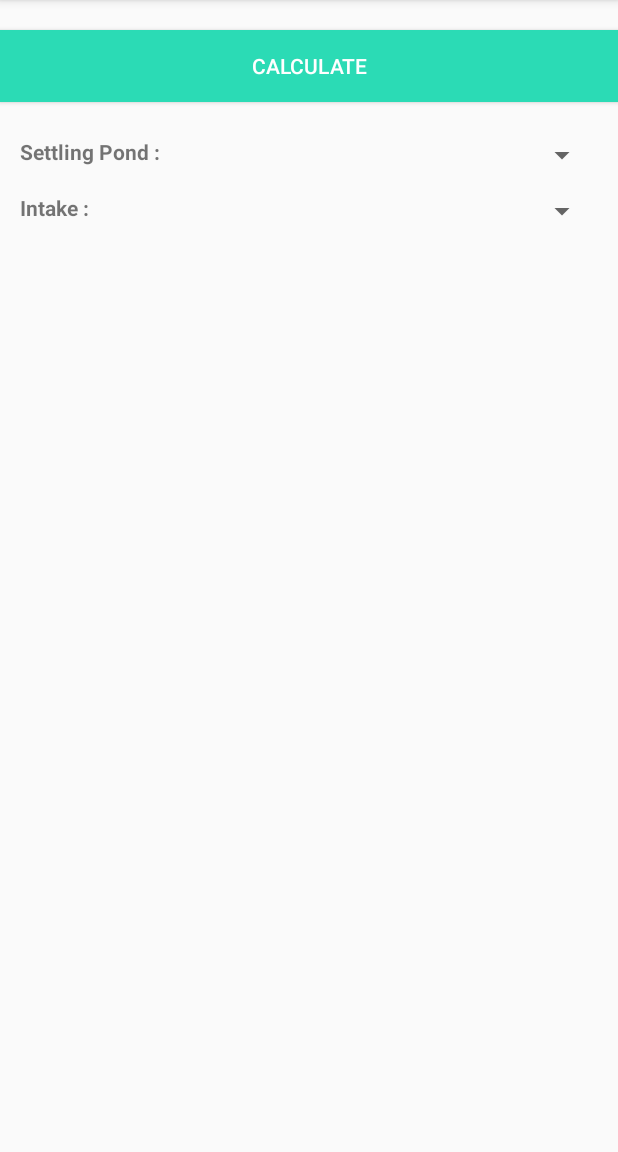
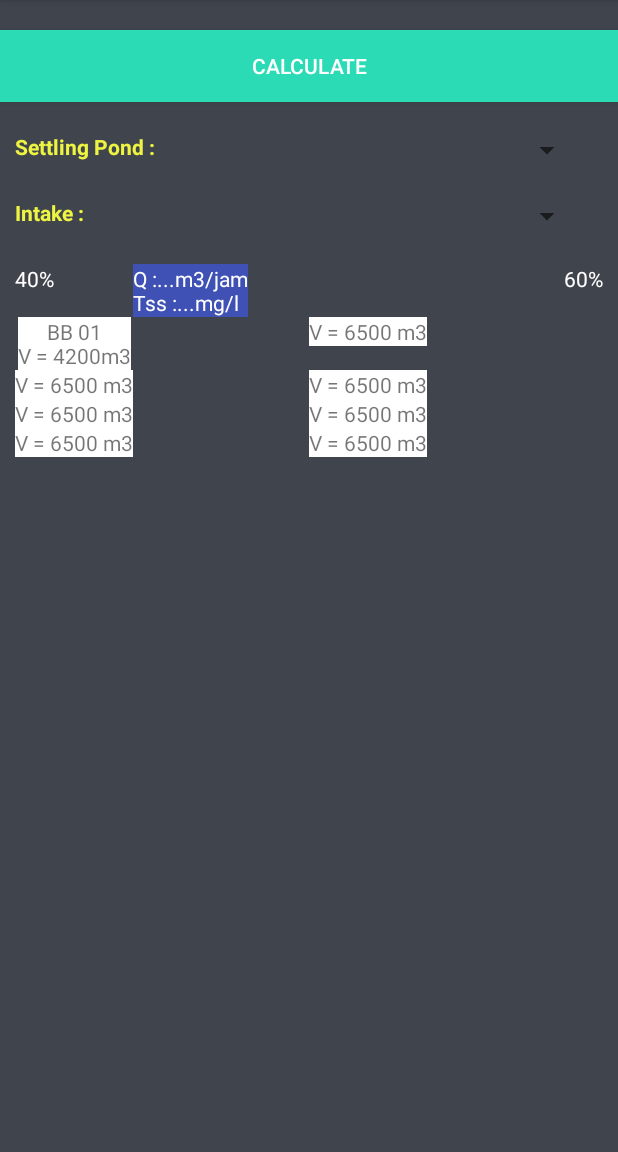
Before and after one commit to Zuhdan/BLUrry, an Android app: the Calculate screen opened directly, with no data from a screen before it, on a phone screen of 412 x 824 dp, the part 84-1236 px from its top. Run offline under Robolectric (Android 15) with nearby library versions, the phone set to English and light mode, and no system bars.

Commit message:
modifiedCalculateLayout

```diff
--- a/app/src/main/res/layout/activity_calculate.xml
+++ b/app/src/main/res/layout/activity_calculate.xml
@@ -4,6 +4,7 @@
     xmlns:tools="http://schemas.android.com/tools"
     android:layout_width="match_parent"
     android:orientation="vertical"
+    android:background="@color/backroundMaster"
     android:layout_height="match_parent"
     tools:context="com.example.captain_n3mo.blurry.Calculate">
 
@@ -15,16 +16,21 @@
         android:textColor="#FFFFFF"
         android:layout_height="wrap_content" />
 
+    <Space
+        android:layout_width="match_parent"
+        android:layout_marginTop="10dp"
+        android:layout_height="wrap_content" />
+
     <LinearLayout
-        android:layout_marginTop="23dp"
-        android:layout_marginLeft="13dp"
         android:layout_width="match_parent"
+        android:layout_margin="10dp"
         android:orientation="horizontal"
         android:layout_height="wrap_content">
 
         <TextView
             android:layout_width="wrap_content"
             android:text="@string/settling_pond"
+            android:textColor="@color/colorTextCalculate"
             android:textStyle="bold"
             android:layout_height="wrap_content" />
 
@@ -39,9 +45,8 @@
     </LinearLayout>
 
     <LinearLayout
-        android:layout_marginTop="13dp"
-        android:layout_marginLeft="13dp"
         android:layout_width="match_parent"
+        android:layout_margin="10dp"
         android:orientation="horizontal"
         android:layout_height="wrap_content">
 
@@ -49,6 +54,7 @@
             android:layout_width="wrap_content"
             android:textStyle="bold"
             android:text="@string/intake"
+            android:textColor="@color/colorTextCalculate"
             android:layout_height="wrap_content" />
 
         <Spinner
@@ -58,7 +64,125 @@
             android:layout_width="match_parent"
             android:layout_height="wrap_content">
         </Spinner>
-
     </LinearLayout>
 
+    <GridLayout
+        android:layout_width="match_parent"
+        android:columnCount="7"
+        android:rowCount="12"
+        android:layout_margin="10dp"
+        android:orientation="horizontal"
+        android:layout_height="match_parent">
+
+        <TextView
+            android:id="@+id/percenageLeft"
+            android:text="@string/sampleTextPercentageLeft"
+            android:layout_column="1"
+            android:layout_row="0"
+            android:textColor="@color/white"
+            android:gravity="center"
+            android:layout_gravity="top|left"/>
+
+        <TextView
+            android:id="@+id/percenageRight"
+            android:layout_column="6"
+            android:gravity="center"
+            android:textColor="@color/white"
+            android:text="@string/sampleTextPercentageRight"
+            android:layout_row="0"
+            android:layout_gravity="top|right"/>
+
+        <TextView
+            android:id="@+id/intake"
+            android:layout_column="3"
+            android:text="@string/sampleTextIntake"
+            android:layout_row="0"
+            android:layout_columnSpan="3"
+            android:layout_rowSpan="3"
+            android:background="@color/colorPrimary"
+            android:textColor="@color/white"
+            android:layout_gravity="top|center_horizontal"/>
+
+        <TextView
+            android:id="@+id/mp1"
+            android:layout_column="0"
+            android:layout_row="4"
+            android:gravity="center"
+            android:background="@color/white"
+            android:layout_columnSpan="3"
+            android:text="@string/sampleTextMp1"
+            android:layout_gravity="top|center_horizontal"/>
+
+        <TextView
+            android:id="@+id/mp2"
+            android:layout_column="4"
+            android:layout_columnSpan="3"
+            android:layout_row="4"
+            android:gravity="center"
+            android:background="@color/white"
+            android:text="@string/sampleTextVolume"
+            android:layout_gravity="top|center_horizontal"/>
+
+        <TextView
+            android:id="@+id/mp3"
+            android:gravity="center"
+            android:layout_column="0"
+            android:background="@color/white"
+            android:layout_columnSpan="3"
+            android:layout_row="6"
+            android:text="@string/sampleTextVolume"
+            android:layout_gravity="top|center_horizontal"/>
+
+        <TextView
+            android:id="@+id/mp4"
+            android:layout_column="4"
+            android:gravity="center"
+            android:layout_row="6"
+            android:background="@color/white"
+            android:layout_columnSpan="3"
+            android:text="@string/sampleTextVolume"
+            android:layout_gravity="top|center_horizontal"/>
+
+        <TextView
+            android:id="@+id/mp5"
+            android:layout_column="0"
+            android:gravity="center"
+            android:layout_row="8"
+            android:background="@color/white"
+            android:layout_columnSpan="3"
+            android:text="@string/sampleTextVolume"
+            android:layout_gravity="top|center_horizontal"/>
+
+        <TextView
+            android:id="@+id/mp6"
+            android:layout_column="4"
+            android:gravity="center"
+            android:layout_row="8"
+            android:background="@color/white"
+            android:layout_columnSpan="3"
+            android:text="@string/sampleTextVolume"
+            android:layout_gravity="top|center_horizontal"/>
+
+        <TextView
+            android:id="@+id/mp7"
+            android:layout_column="0"
+            android:gravity="center"
+            android:layout_row="10"
+            android:background="@color/white"
+            android:layout_columnSpan="3"
+            android:text="@string/sampleTextVolume"
+            android:layout_gravity="top|center_horizontal"/>
+
+        <TextView
+            android:id="@+id/mp8"
+            android:layout_column="4"
+            android:gravity="center"
+            android:layout_row="10"
+            android:background="@color/white"
+            android:layout_columnSpan="3"
+            android:text="@string/sampleTextVolume"
+            android:layout_gravity="top|center_horizontal"/>
+
+    </GridLayout>
+
 </LinearLayout>
--- a/app/src/main/res/values/colors.xml
+++ b/app/src/main/res/values/colors.xml
@@ -7,4 +7,6 @@
     <color name="colorVolumeIn">#47e862</color>
     <color name="colorVolumeOut">#d9e52d</color>
     <color name="colorCalculate">#2bdbb5</color>
+    <color name="colorTextCalculate">#eef442</color>
+    <color name="white">#FFFFFF</color>
 </resources>
--- a/app/src/main/res/values/strings.xml
+++ b/app/src/main/res/values/strings.xml
@@ -10,6 +10,11 @@
     </string>
     <string name="settling_pond">Settling Pond :</string>
     <string name="intake">Intake :</string>
+    <string name="sampleTextPercentageLeft">40%</string>
+    <string name="sampleTextPercentageRight">60%</string>
+    <string name="sampleTextIntake">Q :...m3/jam\nTss :...mg/l</string>
+    <string name="sampleTextMp1">BB 01\nV = 4200m3</string>
+    <string name="sampleTextVolume">V = 6500 m3</string>
     <string-array name="settling_pond_array">
         <item>SP 1</item>
         <item>SP 2b</item>
```
